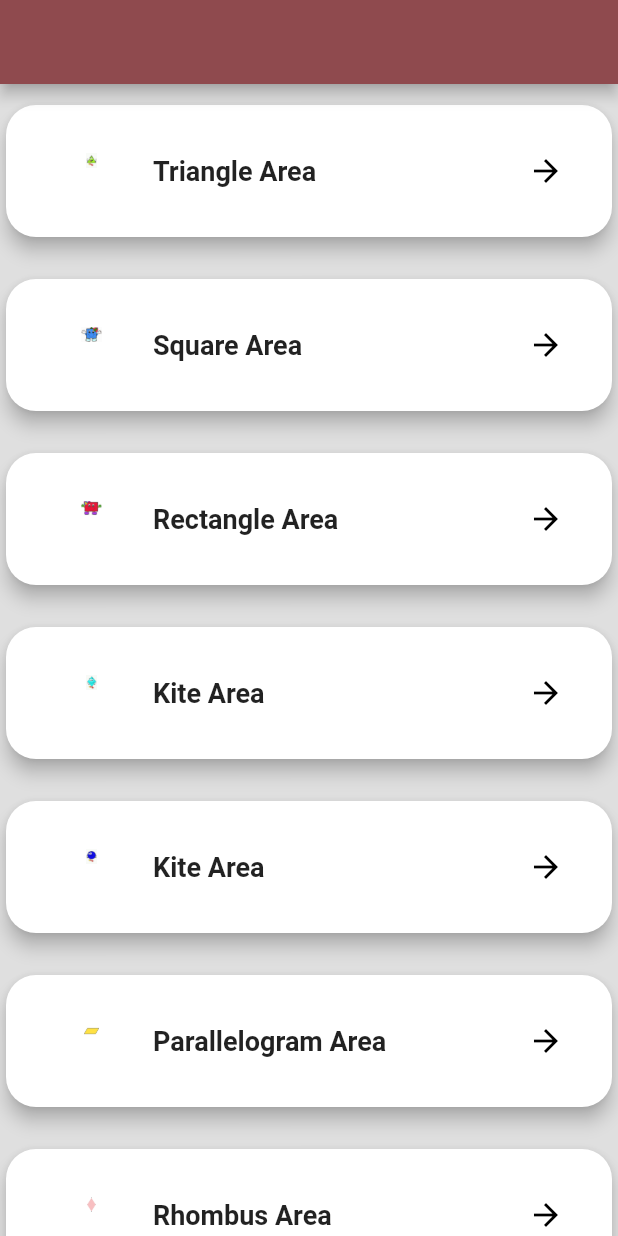
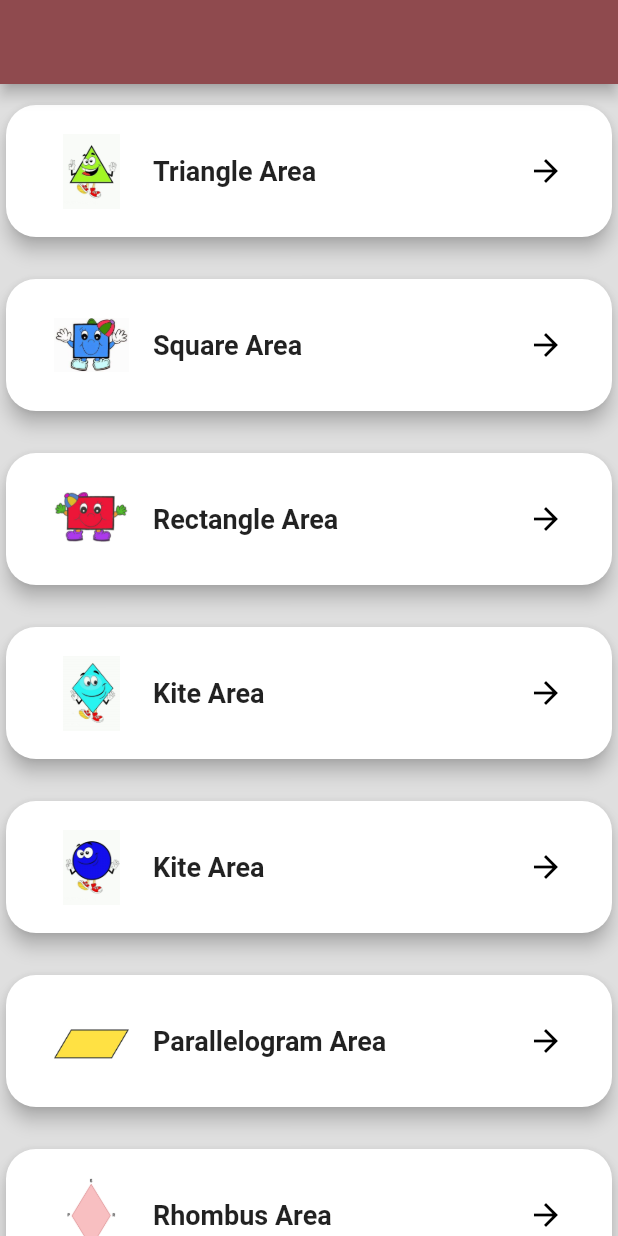
Before and after one commit to howhigare/kalkulator-luas-bangundatar, a Flutter app: the screen it shows after launch, on a phone screen of 412 x 824 dp. Run offline on Flutter 3.47's test engine with Material 2 defaults, Android fonts, the phone set to English and light mode, and no system bars; our stand-ins replace get.

Commit message:
first commit

```diff
--- a/lib/homePage.dart
+++ b/lib/homePage.dart
@@ -90,7 +90,7 @@ class CustomCard extends StatelessWidget {
               leading: Image.asset(
                 image,
                 width: 50.0,
-                height: 10.0,
+                height: 50.0,
               ),
             ),
           ),
```
